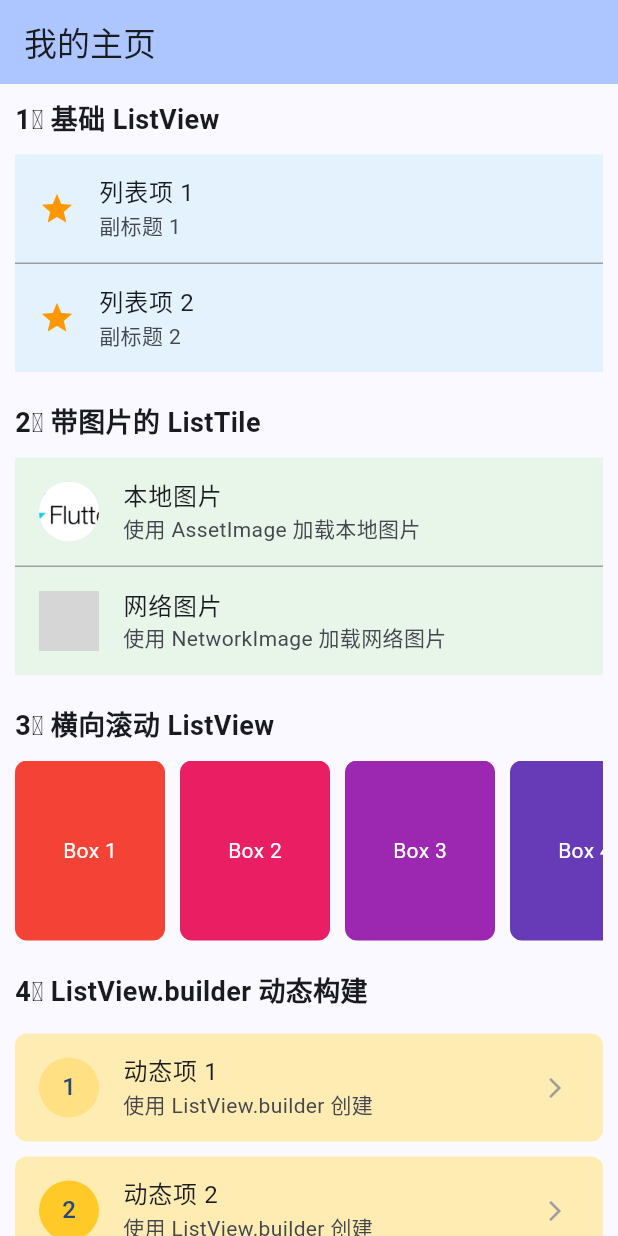
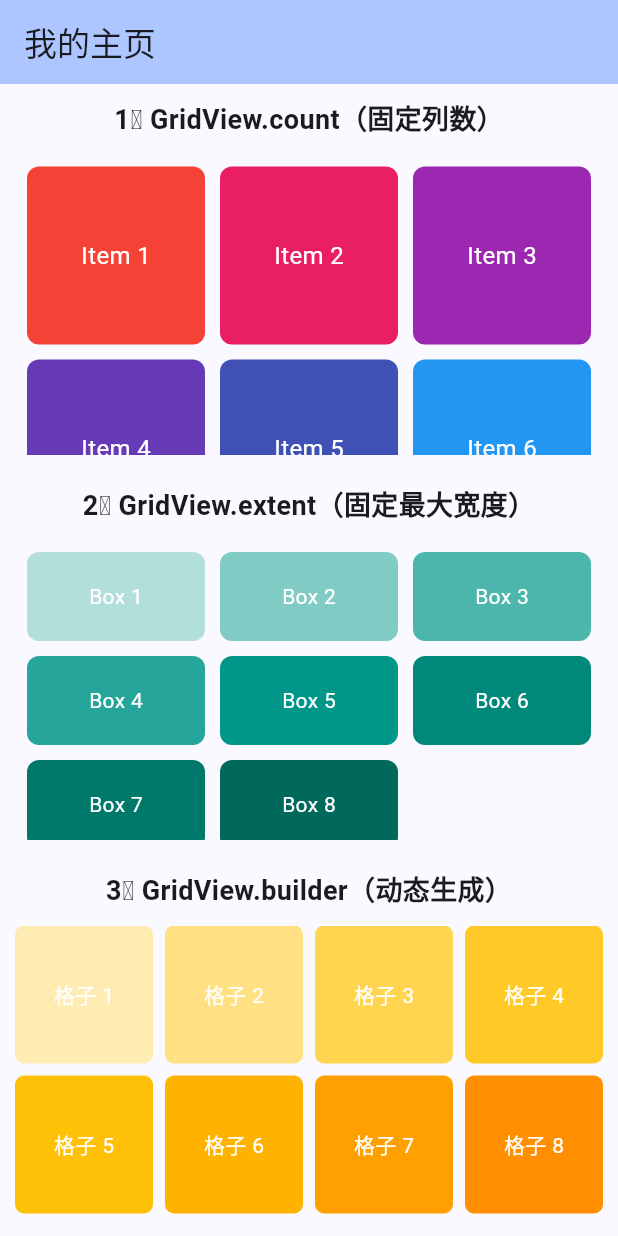
Before and after one commit to joeljhou/hello_flutter, a Flutter app: the screen it shows after launch, on a phone screen of 412 x 824 dp. Run offline on Flutter 3.47's test engine with Material 3 defaults, Android fonts, the phone set to English and light mode, and no system bars; grey boxes are pictures that could not be loaded.

Commit message:
feat(widgets): 添加 GridView 组件

```diff
--- a/lib/main.dart
+++ b/lib/main.dart
@@ -81,7 +81,8 @@ class _MyHomePageState extends State<MyHomePage> {
       // const ContainerTest(),
       // const RowTest(),
       // const FlexTest(),
-      const ListviewTest(),
+      // const ListviewTest(),
+      const GridViewTest(),
     );
   }
 }
--- /dev/null
+++ b/lib/widgets/gridview.dart
@@ -0,0 +1,207 @@
+import 'package:flutter/material.dart';
+
+class GridViewTest extends StatelessWidget {
+  const GridViewTest({super.key});
+
+  @override
+  Widget build(BuildContext context) {
+    return Center(
+      child: SingleChildScrollView(       // 滚动视图，防止内容溢出
+        scrollDirection: Axis.vertical,   // 支持垂直滚动
+        padding: const EdgeInsets.all(10),
+        child: Column(
+          mainAxisAlignment: MainAxisAlignment.center,   // 垂直居中
+          crossAxisAlignment: CrossAxisAlignment.center, // 水平居中
+          children: <Widget>[
+            // 1️⃣ 基础 GridView.count
+            const Text('1️⃣ GridView.count（固定列数）', style: TextStyle(fontSize: 18, fontWeight: FontWeight.bold),),
+            const SizedBox(height: 10),
+            SizedBox(
+              height: 200,
+              child: GridView.count(
+                crossAxisCount: 3,                    // 每行3列（固定列数）
+                crossAxisSpacing: 10,                 // 列间距
+                mainAxisSpacing: 10,                  // 行间距
+                padding: const EdgeInsets.all(8),     // 内边距
+                children: List.generate(6, (index) {  // 生成6个格子（静态）
+                  return Container(
+                    alignment: Alignment.center,
+                    decoration: BoxDecoration(
+                      color: Colors.primaries[index % Colors.primaries.length],  // 循环颜色
+                      borderRadius: BorderRadius.circular(8),                    // 圆角
+                    ),
+                    child: Text('Item ${index + 1}', style: const TextStyle(color: Colors.white, fontSize: 16),),
+                  );
+                }),
+              ),
+            ),
+            const SizedBox(height: 20),
+
+            // 2️⃣ GridView.extent
+            const Text('2️⃣ GridView.extent（固定最大宽度）', style: TextStyle(fontSize: 18, fontWeight: FontWeight.bold),),
+            const SizedBox(height: 10),
+            SizedBox(
+              height: 200,
+              child: GridView.extent(
+                maxCrossAxisExtent: 120,             // 每个格子的最大宽度，自动计算列数
+                crossAxisSpacing: 10,                // 列间距
+                mainAxisSpacing: 10,                 // 行间距
+                childAspectRatio: 2,                 // 宽高比：宽/高（默认1.0，正方形）
+                padding: const EdgeInsets.all(8),    // 内边距
+                children: List.generate(8, (index) { // 生成8个格子（静态）
+                  return Container(
+                    alignment: Alignment.center,
+                    decoration: BoxDecoration(
+                      color: Colors.teal[(index + 1) * 100 % 900],
+                      borderRadius: BorderRadius.circular(8),
+                    ),
+                    child: Text('Box ${index + 1}', style: const TextStyle(color: Colors.white),),
+                  );
+                }),
+              ),
+            ),
+            const SizedBox(height: 20),
+
+            // 3️⃣ GridView.builder 动态生成
+            const Text('3️⃣ GridView.builder（动态生成）', style: TextStyle(fontSize: 18, fontWeight: FontWeight.bold),),
+            const SizedBox(height: 10),
+            SizedBox(
+              height: 200,
+              child: GridView.builder(
+                itemCount: 10,                      // 元素数量
+                gridDelegate: const SliverGridDelegateWithFixedCrossAxisCount(
+                  crossAxisCount: 4,                // 每行4列
+                  crossAxisSpacing: 8,              // 列间距
+                  mainAxisSpacing: 8,               // 行间距
+                ),
+                itemBuilder: (context, index) {     // 动态构建每个格子
+                  return Container(
+                    alignment: Alignment.center,    // 内容居中
+                    decoration: BoxDecoration(
+                      color: Colors.amber[(index + 1) * 100 % 900],  // 循环颜色
+                      borderRadius: BorderRadius.circular(6),        // 圆角
+                    ),
+                    child: Text('格子 ${index + 1}', style: const TextStyle(color: Colors.white),),
+                  );
+                },
+              ),
+            ),
+            const SizedBox(height: 20),
+
+            // 4️⃣ 带图片的网格
+            const Text('4️⃣ 带图片的网格（图片 + 文字）', style: TextStyle(fontSize: 18, fontWeight: FontWeight.bold),),
+            const SizedBox(height: 10),
+            SizedBox(
+              height: 200,
+              child: GridView.count(
+                crossAxisCount: 2,                     // 每行2列（固定列数）
+                crossAxisSpacing: 10,                  // 列间距
+                mainAxisSpacing: 10,                   // 行间距
+                padding: const EdgeInsets.all(8),      // 内边距
+                children: List.generate(4, (index) {   // 生成4个格子（静态）
+                  return Container(
+                    decoration: BoxDecoration(
+                      borderRadius: BorderRadius.circular(12),  // 圆角
+                      image: DecorationImage(                   // 背景图片
+                        image: AssetImage('assets/images/pic${(index % 4) + 1}.png'),
+                        fit: BoxFit.cover,
+                      ),
+                    ),
+                    child: Container(
+                      alignment: Alignment.bottomCenter,          // 文字底部居中
+                      decoration: BoxDecoration(
+                        borderRadius: BorderRadius.circular(12),  // 圆角
+                        color: Colors.black38,                    // 半透明黑色遮罩
+                      ),
+                      child: Padding(
+                        padding: const EdgeInsets.symmetric(vertical: 6),
+                        child: Text('图片 ${index + 1}', style: const TextStyle(color: Colors.white, fontSize: 16),),
+                      ),
+                    ),
+                  );
+                }),
+              ),
+            ),
+            const SizedBox(height: 20),
+
+            // 5️⃣ 自定义比例网格
+            const Text('5️⃣ SliverGridDelegateWithFixedCrossAxisCount + 自定义比例', style: TextStyle(fontSize: 18, fontWeight: FontWeight.bold),),
+            const SizedBox(height: 10),
+            SizedBox(
+              height: 200,
+              child: GridView.builder(
+                itemCount: 6,
+                gridDelegate: const SliverGridDelegateWithFixedCrossAxisCount(
+                  crossAxisCount: 3,                // 每行3列
+                  childAspectRatio: 0.75,           // 宽高比：宽/高（自定义比例）
+                  crossAxisSpacing: 10,
+                  mainAxisSpacing: 10,
+                ),
+                itemBuilder: (context, index) {     // 动态构建每个格子
+                  return Container(
+                    alignment: Alignment.center,
+                    decoration: BoxDecoration(
+                      color: Colors.purple[(index + 1) * 100 % 900],
+                      borderRadius: BorderRadius.circular(8),
+                    ),
+                    child: Text('比例 ${index + 1}', style: const TextStyle(color: Colors.white),),
+                  );
+                },
+              ),
+            ),
+            const SizedBox(height: 20),
+
+            // 6️⃣ 混合内容：图标 + 标题
+            const Text('6️⃣ 图标 + 标题布局', style: TextStyle(fontSize: 18, fontWeight: FontWeight.bold),),
+            const SizedBox(height: 10),
+            SizedBox(
+              height: 250,
+              child: GridView.count(
+                crossAxisCount: 3,                  // 每行3列
+                crossAxisSpacing: 10,               // 列间距
+                mainAxisSpacing: 10,                // 行间距
+                padding: const EdgeInsets.all(8),   // 内边距
+                children: const [
+                  _GridIcon(icon: Icons.home, text: '首页', color: Colors.blue),
+                  _GridIcon(icon: Icons.search, text: '搜索', color: Colors.green),
+                  _GridIcon(icon: Icons.settings, text: '设置', color: Colors.orange),
+                  _GridIcon(icon: Icons.favorite, text: '收藏', color: Colors.redAccent),
+                  _GridIcon(icon: Icons.message, text: '消息', color: Colors.purple),
+                  _GridIcon(icon: Icons.person, text: '我的', color: Colors.teal),
+                ],
+              ),
+            ),
+          ],
+        ),
+      ),
+    );
+  }
+}
+
+/// 自定义图标网格项组件
+class _GridIcon extends StatelessWidget {
+  final IconData icon;
+  final String text;
+  final Color color;
+
+  const _GridIcon({required this.icon, required this.text, required this.color});
+
+  @override
+  Widget build(BuildContext context) {
+    return Container(
+      decoration: BoxDecoration(                            // 背景装饰
+        color: color.withOpacity(0.1),                      // 半透明背景色
+        borderRadius: BorderRadius.circular(12),            // 圆角
+        border: Border.all(color: color.withOpacity(0.4)),  // 边框
+      ),
+      child: Column(
+        mainAxisAlignment: MainAxisAlignment.center,        // 垂直居中
+        children: [
+          Icon(icon, color: color, size: 36),               // 图标
+          const SizedBox(height: 6),                        // 间距
+          Text(text, style: TextStyle(color: color, fontWeight: FontWeight.bold),),
+        ],
+      ),
+    );
+  }
+}
--- a/lib/widgets/widgets.dart
+++ b/lib/widgets/widgets.dart
@@ -5,3 +5,4 @@ export 'container.dart';
 export 'row.dart';
 export 'flex.dart';
 export 'listview.dart';
+export 'gridview.dart';
```
Also changed, not shown: assets/images/pic3.png (added), assets/images/pic4.png (added), 1 other file.
